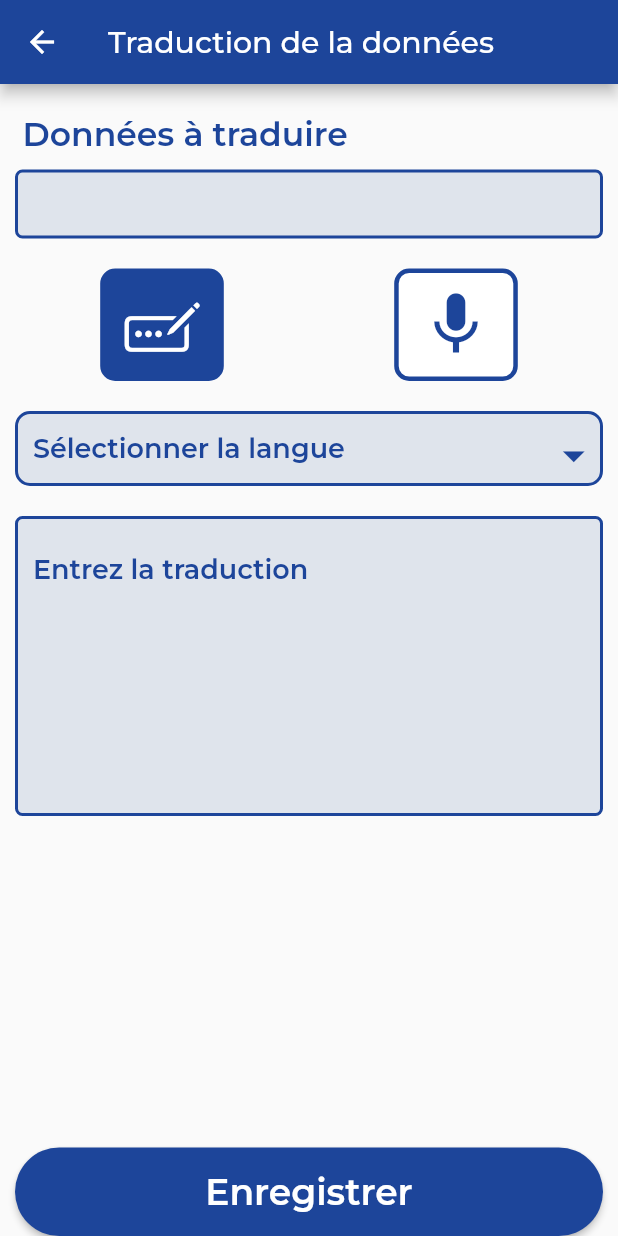
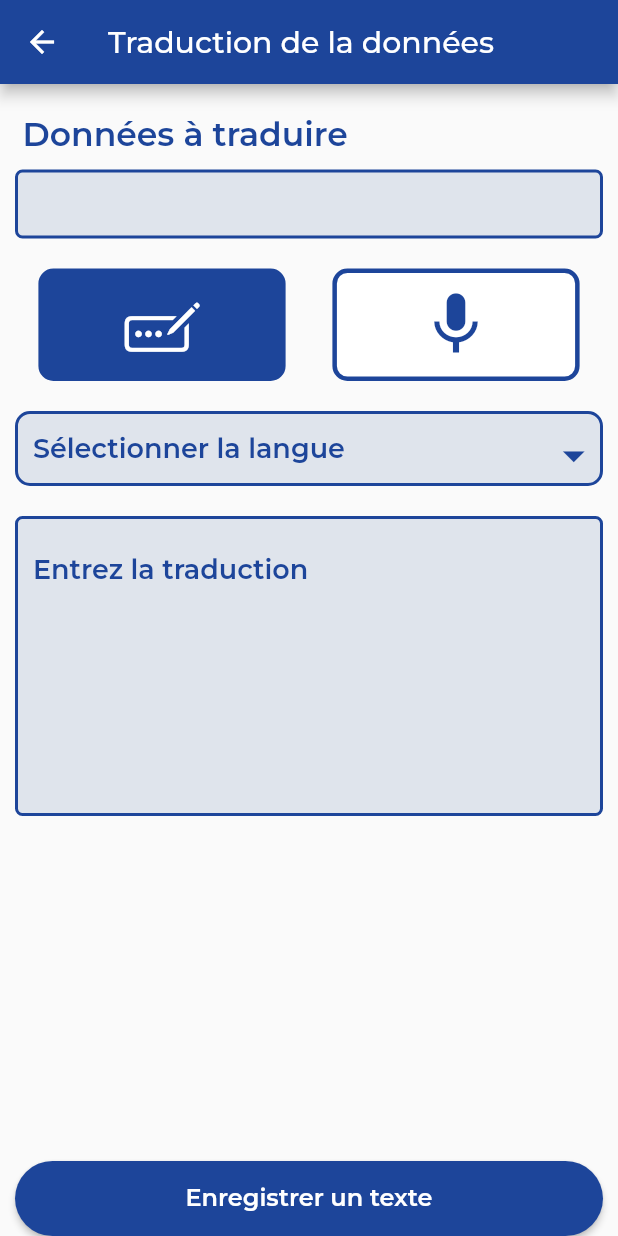
Before and after one commit to openburkina/langtech-moore, a Flutter app: the DataTranslate screen opened directly with empty values, after a tap on an icon or button, on a phone screen of 412 x 824 dp. Run offline on Flutter 3.47's test engine with Material 2 defaults, Android fonts, the phone set to English and light mode, and no system bars; our stand-ins replace assets_audio_player, audioplayers, convex_bottom_bar, delayed_display, flutter_spinkit, fluttertoast and 7 more; missing offline and left inert: audio_waveforms, drop_down_list, flutter_sound; accounts and stored records are empty; network calls fail.

Commit message:
update translate and share app

```diff
--- a/lib/models/traduction.dart
+++ b/lib/models/traduction.dart
@@ -12,6 +12,8 @@ class Traduction {
   int? note;
   String? etat;
   String? createdDate;
+  String? motif;
+  String? mois;
   Langue? langue;
   SourceDonnee? sourceDonnee;
   User? utilisateur;
@@ -26,6 +28,8 @@ class Traduction {
     this.note,
     this.etat,
     this.createdDate,
+    this.motif,
+    this.mois,
     this.langue,
     this.sourceDonnee,
     this.utilisateur,
@@ -41,6 +45,8 @@ class Traduction {
     this.note = json['note'] == Null ? 0 : json['note'] as int;
     this.etat = json['etat'];
     this.createdDate = json['createdDate'];
+    this.motif = json['motif'];
+    this.mois = json['mois'];
     this.langue = Langue.fromJson(json['langue']);
     this.sourceDonnee = SourceDonnee.fromJson(json['sourceDonnee']);
   }
--- a/lib/pages/data_translate.page.dart
+++ b/lib/pages/data_translate.page.dart
@@ -230,7 +230,7 @@ class _DataTranslate extends State<DataTranslate> {
       if (response.statusCode == 201 || response.statusCode == 200) {
         Toast.showFlutterToast(
           context,
-          "Traduction enregistrée avec succès !",
+          "Traduction ${!isEnableAudio && isEnableText ? 'texte' : 'audio'} enregistrée avec succès !",
           "success",
         );
         Navigator.pop(context, true);
@@ -258,7 +258,8 @@ class _DataTranslate extends State<DataTranslate> {
         padding: const EdgeInsets.fromLTRB(10, 0, 10, 0),
         child: ButtonSection(
           buttonFonction: _getTranslateInfos,
-          buttonText: "Enregistrer",
+          buttonText: isEnableAudio || isEnableText ? "Enregistrer ${!isEnableAudio && isEnableText ? 'un texte' : 'un audio'}" : "Enregistrer",
+          buttonSize: 16,
         ),
       ),
       body: SingleChildScrollView(
@@ -294,7 +295,6 @@ class _DataTranslate extends State<DataTranslate> {
                   style: GoogleFonts.montserrat(
                     fontSize: 18,
                     color: kBlue,
-                    fontWeight: FontWeight.w600,
                   ),
                 ),
               ),
--- a/lib/pages/detail_contribution.page.dart
+++ b/lib/pages/detail_contribution.page.dart
@@ -83,6 +83,11 @@ class _DetailContributionState extends State<DetailContribution> {
               content: "${getContributionStatus(traduction.etat)}",
               contentColor: getColor(traduction.etat),
             ),
+            traduction.etat == 'REJETER' ?
+            TraductionInfos(
+              title: "Motif du rejet",
+              content: "${traduction.motif}",
+            ) : const SizedBox.shrink(),
             TraductionInfos(
                 title: 'Date de création',
               content: '${createdDate}',
--- a/lib/pages/profilPage/profil_page.dart
+++ b/lib/pages/profilPage/profil_page.dart
@@ -12,6 +12,8 @@ import 'package:langtech_moore_mobile/pages/update_password.dart';
 import 'package:langtech_moore_mobile/pages/update_profil.dart';
 import 'package:langtech_moore_mobile/widgets/profilPage/parameter.dart';
 import 'package:langtech_moore_mobile/widgets/shared/slidepage.dart';
+
+import 'package:share_plus/share_plus.dart';
 
 class ProfilPage extends StatefulWidget {
   const ProfilPage({super.key});
@@ -244,7 +246,9 @@ class _ProfilPageState extends State<ProfilPage> {
                       icon: Icons.share,
                       title: 'Partager l\'application',
                       subTitle: 'Partager avec mes amis',
-                      function: () {},
+                      function: () {
+                        Share.share('https://www.openburkina.bf/');
+                      },
                     ),
                     Parameter(
                       icon: Icons.info,
--- a/lib/services/http.dart
+++ b/lib/services/http.dart
@@ -54,8 +54,13 @@ class Http {
         body: json.encode(user.toJson()));
   }
 
-  static Future<List<SourceDonnee>> getAllSourcesDonnees() async {
-    String url = '${Urls.SOURCES_DATA_URL}';
+  static Future<List<SourceDonnee>> getAllSourcesDonnees(
+      {
+        int size = 10,
+        int page = 0,
+      }
+      ) async {
+    String url = '${Urls.SOURCES_DATA_URL}?page=${page}&size=${size}';
     await _getHeaders();
     final response = await http
         .get(
--- a/lib/widgets/dataTranslate/data_translate_action.dart
+++ b/lib/widgets/dataTranslate/data_translate_action.dart
@@ -25,7 +25,7 @@ class DataTranslateAction extends StatelessWidget {
           onTap: textFunction,
           child: Container(
             height: 75,
-            width: (width / 10) * 2,
+            width: (width / 10) * 4,
             decoration: BoxDecoration(
               color: isEnableText ? kBlue : kWhite,
               borderRadius: BorderRadius.circular(10),
@@ -47,7 +47,7 @@ class DataTranslateAction extends StatelessWidget {
           onTap: audioFunction,
           child: Container(
             height: 75,
-            width: (width / 10) * 2,
+            width: (width / 10) * 4,
             decoration: BoxDecoration(
               color: isEnableAudio ? kBlue : kWhite,
               borderRadius: BorderRadius.circular(10),
--- a/pubspec.yaml
+++ b/pubspec.yaml
@@ -54,6 +54,8 @@ dependencies:
   font_awesome_flutter: ^10.2.1
   change_app_package_name: ^1.1.0
   intl: ^0.17.0
+  infinite_scroll_pagination: ^3.2.0
+  share_plus: ^6.3.0
   # audioplayer: ^0.8.1
 
 dev_dependencies:
```
Also changed, not shown: lib/pages/source_donnes_page.dart (+84 -28 lines), pubspec.lock, 5 other files.
